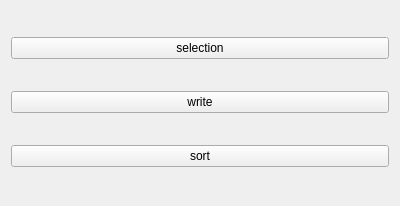
Above: src/view/questions_menu.ui from RyotaUnzai/EnglishLeaner before the change. Below: the same form after it.
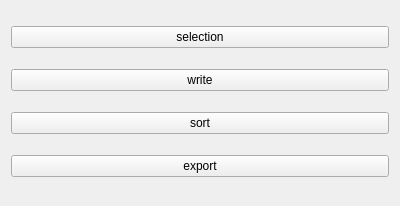
That is the form after the change.

What changed in the file:
```diff
--- a/src/view/questions_menu.ui
+++ b/src/view/questions_menu.ui
@@ -35,6 +35,13 @@
      </property>
     </widget>
    </item>
+   <item>
+    <widget class="QPushButton" name="pushButtonExport">
+     <property name="text">
+      <string>export</string>
+     </property>
+    </widget>
+   </item>
   </layout>
  </widget>
  <resources/>
```
